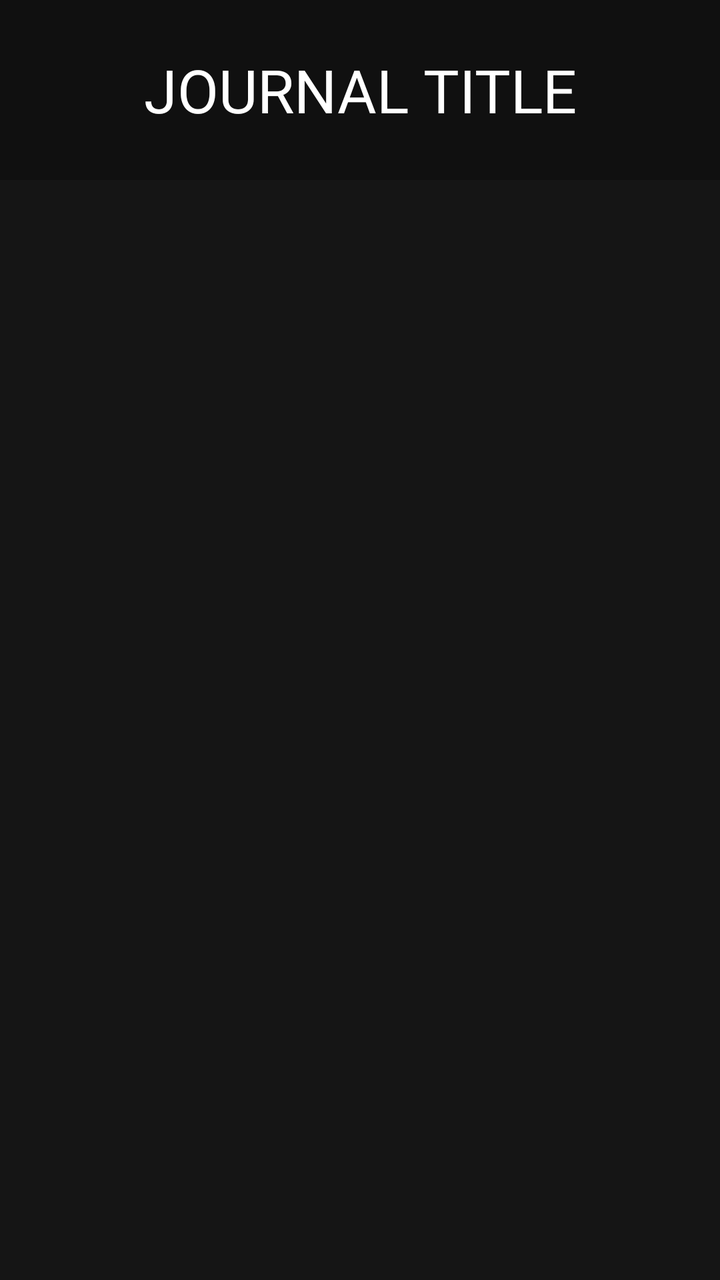
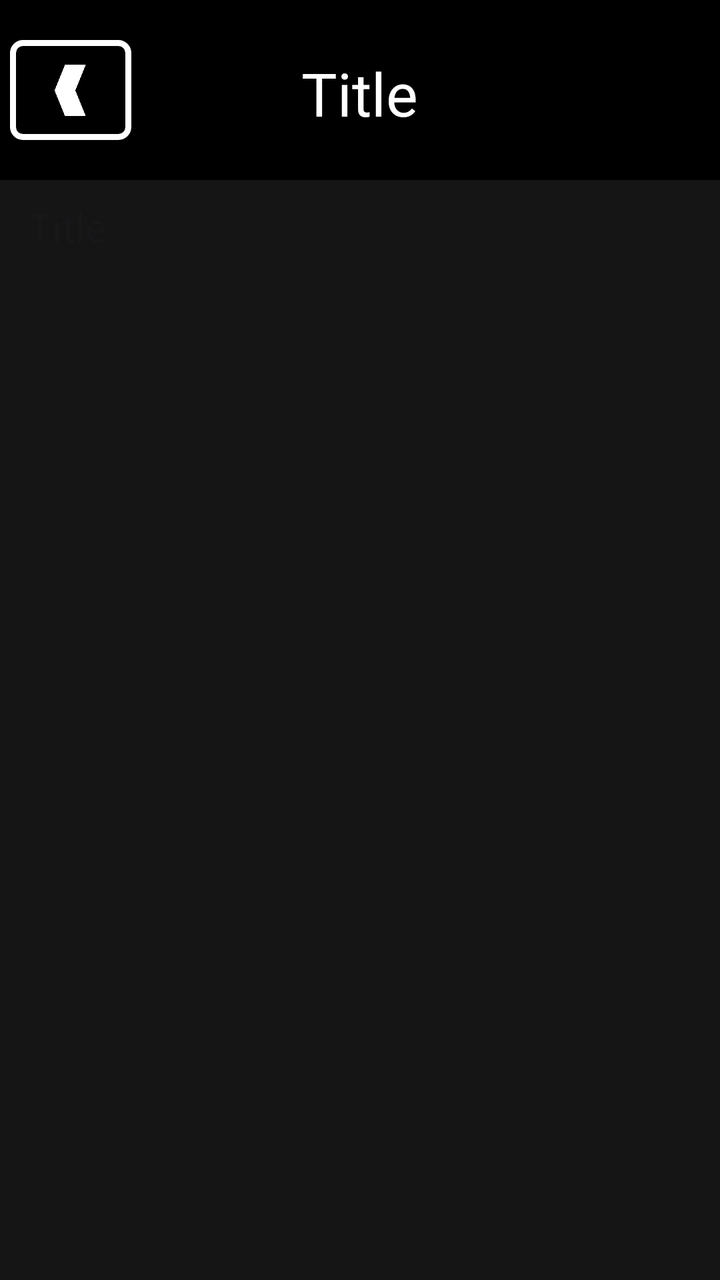

Compare the two renders of this Android layout. The source of the first and the diff that turns it into the second are given below.
<!-- AndroidManifest.xml: application theme Theme.Riova -->
<!-- res/layout/journal_append.xml -->
<?xml version="1.0" encoding="utf-8"?>
<androidx.constraintlayout.widget.ConstraintLayout xmlns:android="http://schemas.android.com/apk/res/android"
    xmlns:tools="http://schemas.android.com/tools"
    xmlns:app="http://schemas.android.com/apk/res-auto"
    android:id="@+id/fragment_journal_append"
    android:layout_width="match_parent"
    android:layout_height="match_parent"
    android:background="@color/navigation_back"
    tools:context=".fragments.JournalAppendFragment">

    
    <TextView
        app:layout_constraintTop_toTopOf="parent"
        android:layout_width="match_parent"
        android:textAlignment="center"
        android:gravity="center"
        android:layout_height="90dp"
        android:text="JOURNAL TITLE"
        android:textSize="30sp"
        android:textColor="@color/white"
        android:background="@color/cardview_shadow_start_color"/>

    

</androidx.constraintlayout.widget.ConstraintLayout>
<!-- resources referenced by this layout -->
<resources>
  <color name="navigation_back">#151515</color>
  <color name="white">#FFFFFFFF</color>
  <style name="Theme.Riova" parent="Base.Theme.Riova" />
  <style name="Base.Theme.Riova" parent="Theme.Material3.DayNight.NoActionBar">
          
          
      </style>
</resources>

<!-- the commit's change to res/layout/journal_append.xml (unified diff, before → after) -->
@@ -9,17 +9,75 @@
     tools:context=".fragments.JournalAppendFragment">
 
     
-    <TextView
+    <LinearLayout
+        android:id="@+id/journal_append_header"
         app:layout_constraintTop_toTopOf="parent"
         android:layout_width="match_parent"
         android:textAlignment="center"
         android:gravity="center"
         android:layout_height="90dp"
-        android:text="JOURNAL TITLE"
         android:textSize="30sp"
         android:textColor="@color/white"
-        android:background="@color/cardview_shadow_start_color"/>
+        android:orientation="horizontal"
+        android:background="@color/black">
 
+        <ImageView
+            android:id="@+id/journal_append_back"
+            android:contentDescription="@string/back_arrow"
+            android:layout_width="50dp"
+            android:layout_height="50dp"
+            android:src="@drawable/back_arrow"
+            android:layout_weight=".05"
+            android:padding="10dp"
+            style="@style/addjournal_button"/>
+        <EditText
+            android:backgroundTint="@android:color/transparent"
+            android:id="@+id/journal_append_title"
+            android:inputType="text"
+            android:autofillHints="none"
+            android:hint="@string/title"
+            app:layout_constraintTop_toBottomOf="@id/journal_append_header"
+            android:layout_height="match_parent"
+            android:layout_width="0dp"
+            android:layout_weight="1"
+            android:textAlignment="center"
+            android:textColorHint="@color/white"
+            android:text=""
+            android:gravity="center"
+            android:textSize="30sp"
+            android:textColor="@color/white"/>
+        <ImageView
+            android:id="@+id/journal_append_done"
+            android:contentDescription="@string/back_arrow"
+            android:layout_width="50dp"
+            android:layout_height="50dp"
+            android:layout_weight=".05"
+            android:src="@drawable/icon_done"
+            android:padding="10dp"
+            android:visibility="invisible"
+            style="@style/addjournal_button"/>
+    </LinearLayout>
+    <ScrollView
+        android:layout_marginTop="90dp"
+        android:layout_width="match_parent"
+        android:layout_height="match_parent"
+        android:fillViewport="true">
+
+        <EditText
+            android:backgroundTint="@android:color/transparent"
+            android:inputType="textMultiLine"
+            android:layout_marginHorizontal="10dp"
+            android:id="@+id/journal_append_content"
+            android:autofillHints="none"
+            android:hint="@string/title"
+            app:layout_constraintTop_toBottomOf="@id/journal_append_header"
+            android:layout_height="0dp"
+            android:layout_width="match_parent"
+            android:textAlignment="textStart"
+            android:gravity="start"
+            android:textSize="20sp"
+            android:textColor="@color/white"/>
+    </ScrollView>
     
 
 </androidx.constraintlayout.widget.ConstraintLayout>
<!-- resource entries referenced after the edit -->
@@ -1,8 +1,34 @@
 <!-- resources referenced by this layout -->
 <resources>
+  <color name="black">#FF000000</color>
   <color name="navigation_back">#151515</color>
   <color name="white">#FFFFFFFF</color>
+  <!-- drawable back_arrow: png bitmap (drawable, 20229 bytes) -->
+  <!-- drawable icon_done: png bitmap (drawable, 22301 bytes) -->
+  <string name="back_arrow">Back</string>
+  <string name="title">Title</string>
+  <style name="addjournal_button" parent="Widget.AppCompat.Button">
+          <item name="android:layout_width">45dp</item>
+          <item name="android:layout_height">45dp</item>
+          <item name="android:layout_margin">5dp</item>
+          <item name="android:clickable">true</item>
+          <item name="android:focusable">true</item>
+          <item name="android:background">@drawable/addjournal_button</item>
+      </style>
   <style name="Theme.Riova" parent="Base.Theme.Riova" />
+  <!-- drawable addjournal_button (drawable) -->
+  <?xml version="1.0" encoding="utf-8"?>
+  <shape xmlns:android="http://schemas.android.com/apk/res/android">
+  
+      <solid android:color="@color/black"/>
+      <stroke
+          android:width="3dp"
+          android:color="#FFFFFF"
+          />
+      <corners
+          android:radius="5dp"
+          />
+  </shape>
   <style name="Base.Theme.Riova" parent="Theme.Material3.DayNight.NoActionBar">
           
           
